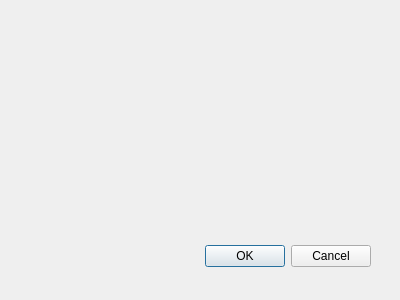
Old version of the form collectioncoinmanagementdialog.ui in the repository qtuancr261/CryptocurrencyVisualization.
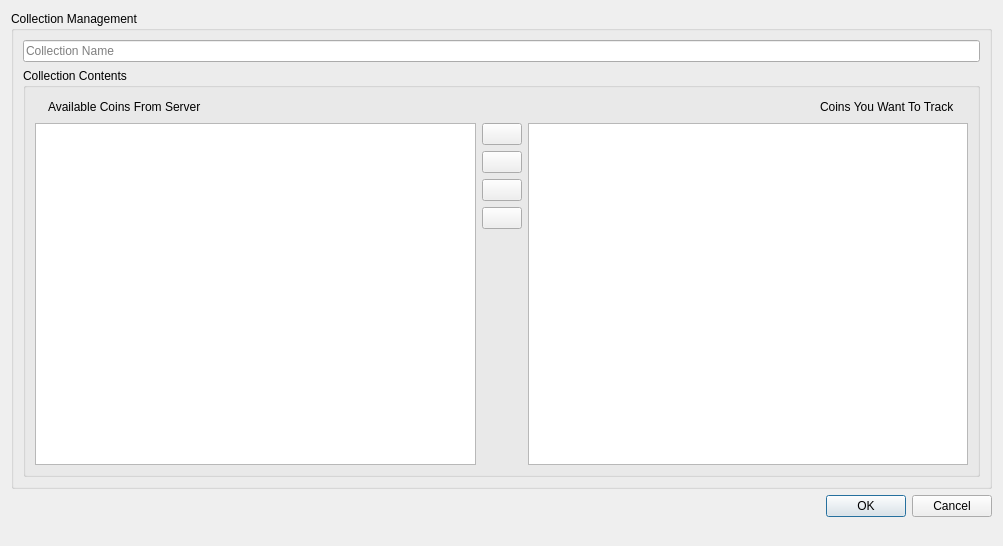
New version of the form. Icons and pictures are not drawn.

Commit message: Add Collection Coin Management Dialog to help Main Window manage Coin Collection

```diff
--- a/collectioncoinmanagementdialog.ui
+++ b/collectioncoinmanagementdialog.ui
@@ -8,29 +8,192 @@
    <rect>
     <x>0</x>
     <y>0</y>
-    <width>400</width>
-    <height>300</height>
+    <width>1003</width>
+    <height>546</height>
    </rect>
   </property>
   <property name="windowTitle">
    <string>Dialog</string>
   </property>
-  <widget name="buttonBox" class="QDialogButtonBox">
-   <property name="geometry">
-    <rect>
-     <x>30</x>
-     <y>240</y>
-     <width>341</width>
-     <height>32</height>
-    </rect>
-   </property>
-   <property name="orientation">
-    <enum>Qt::Horizontal</enum>
-   </property>
-   <property name="standardButtons">
-    <set>QDialogButtonBox::Cancel|QDialogButtonBox::Ok</set>
-   </property>
-  </widget>
+  <layout class="QVBoxLayout" name="verticalLayout_3">
+   <item>
+    <widget class="QGroupBox" name="groupBoxManagement">
+     <property name="title">
+      <string>Collection Management</string>
+     </property>
+     <property name="checkable">
+      <bool>false</bool>
+     </property>
+     <layout class="QVBoxLayout" name="verticalLayout_2">
+      <item>
+       <layout class="QHBoxLayout" name="horizontalLayout">
+        <item>
+         <widget class="QLineEdit" name="lineEditCollectionName">
+          <property name="placeholderText">
+           <string>Collection Name</string>
+          </property>
+         </widget>
+        </item>
+       </layout>
+      </item>
+      <item>
+       <layout class="QHBoxLayout" name="horizontalLayout_3">
+        <item>
+         <widget class="QGroupBox" name="groupBoxCollectionContents">
+          <property name="title">
+           <string>Collection Contents</string>
+          </property>
+          <layout class="QVBoxLayout" name="verticalLayout">
+           <item>
+            <layout class="QHBoxLayout" name="horizontalLayout_2">
+             <item>
+              <widget class="QLabel" name="label_3">
+               <property name="text">
+                <string/>
+               </property>
+               <property name="pixmap">
+                <pixmap resource="qresource.qrc">:/ico/cash.ico</pixmap>
+               </property>
+              </widget>
+             </item>
+             <item>
+              <widget class="QLabel" name="label">
+               <property name="text">
+                <string>Available Coins From Server</string>
+               </property>
+              </widget>
+             </item>
+             <item>
+              <spacer name="horizontalSpacer_2">
+               <property name="orientation">
+                <enum>Qt::Horizontal</enum>
+               </property>
+               <property name="sizeHint" stdset="0">
+                <size>
+                 <width>40</width>
+                 <height>20</height>
+                </size>
+               </property>
+              </spacer>
+             </item>
+             <item>
+              <widget class="QLabel" name="label_2">
+               <property name="text">
+                <string>Coins You Want To Track</string>
+               </property>
+              </widget>
+             </item>
+             <item>
+              <widget class="QLabel" name="label_4">
+               <property name="text">
+                <string/>
+               </property>
+               <property name="pixmap">
+                <pixmap resource="qresource.qrc">:/ico/cash.ico</pixmap>
+               </property>
+              </widget>
+             </item>
+            </layout>
+           </item>
+           <item>
+            <layout class="QGridLayout" name="gridLayout">
+             <item row="0" column="0" rowspan="5">
+              <widget class="QListView" name="listViewAvailableCoins"/>
+             </item>
+             <item row="0" column="1">
+              <widget class="QPushButton" name="pushButtonMoveItemToLeft">
+               <property name="text">
+                <string/>
+               </property>
+               <property name="icon">
+                <iconset resource="qresource.qrc">
+                 <normaloff>:/ico/leftArrow.ico</normaloff>:/ico/leftArrow.ico</iconset>
+               </property>
+              </widget>
+             </item>
+             <item row="0" column="2" rowspan="5">
+              <widget class="QListView" name="listViewTrackedCoins"/>
+             </item>
+             <item row="1" column="1">
+              <widget class="QPushButton" name="pushButtonMoveItemsToRight">
+               <property name="text">
+                <string/>
+               </property>
+               <property name="icon">
+                <iconset resource="qresource.qrc">
+                 <normaloff>:/ico/rightArrow.ico</normaloff>:/ico/rightArrow.ico</iconset>
+               </property>
+              </widget>
+             </item>
+             <item row="2" column="1">
+              <widget class="QPushButton" name="pushButtonMoveAllToLeft">
+               <property name="text">
+                <string/>
+               </property>
+               <property name="icon">
+                <iconset resource="qresource.qrc">
+                 <normaloff>:/ico/doubleLeftArrow.ico</normaloff>:/ico/doubleLeftArrow.ico</iconset>
+               </property>
+              </widget>
+             </item>
+             <item row="3" column="1">
+              <widget class="QPushButton" name="pushButtonMoveAllToRight">
+               <property name="text">
+                <string/>
+               </property>
+               <property name="icon">
+                <iconset resource="qresource.qrc">
+                 <normaloff>:/ico/doubleRightArrow.ico</normaloff>:/ico/doubleRightArrow.ico</iconset>
+               </property>
+              </widget>
+             </item>
+             <item row="4" column="1">
+              <spacer name="verticalSpacer">
+               <property name="orientation">
+                <enum>Qt::Vertical</enum>
+               </property>
+               <property name="sizeHint" stdset="0">
+                <size>
+                 <width>20</width>
+                 <height>40</height>
+                </size>
+               </property>
+              </spacer>
+             </item>
+            </layout>
+           </item>
+          </layout>
+         </widget>
+        </item>
+       </layout>
+      </item>
+     </layout>
+    </widget>
+   </item>
+   <item>
+    <widget class="QDialogButtonBox" name="buttonControllerBox">
+     <property name="orientation">
+      <enum>Qt::Horizontal</enum>
+     </property>
+     <property name="standardButtons">
+      <set>QDialogButtonBox::Cancel|QDialogButtonBox::Ok</set>
+     </property>
+    </widget>
+   </item>
+   <item>
+    <spacer name="horizontalSpacer">
+     <property name="orientation">
+      <enum>Qt::Horizontal</enum>
+     </property>
+     <property name="sizeHint" stdset="0">
+      <size>
+       <width>982</width>
+       <height>18</height>
+      </size>
+     </property>
+    </spacer>
+   </item>
+  </layout>
  </widget>
  <pixmapfunction/>
  <resources/>
```
Left out of the diff: 15 changed lines with no effect on the pictures. The commit also changes 2 other files.
